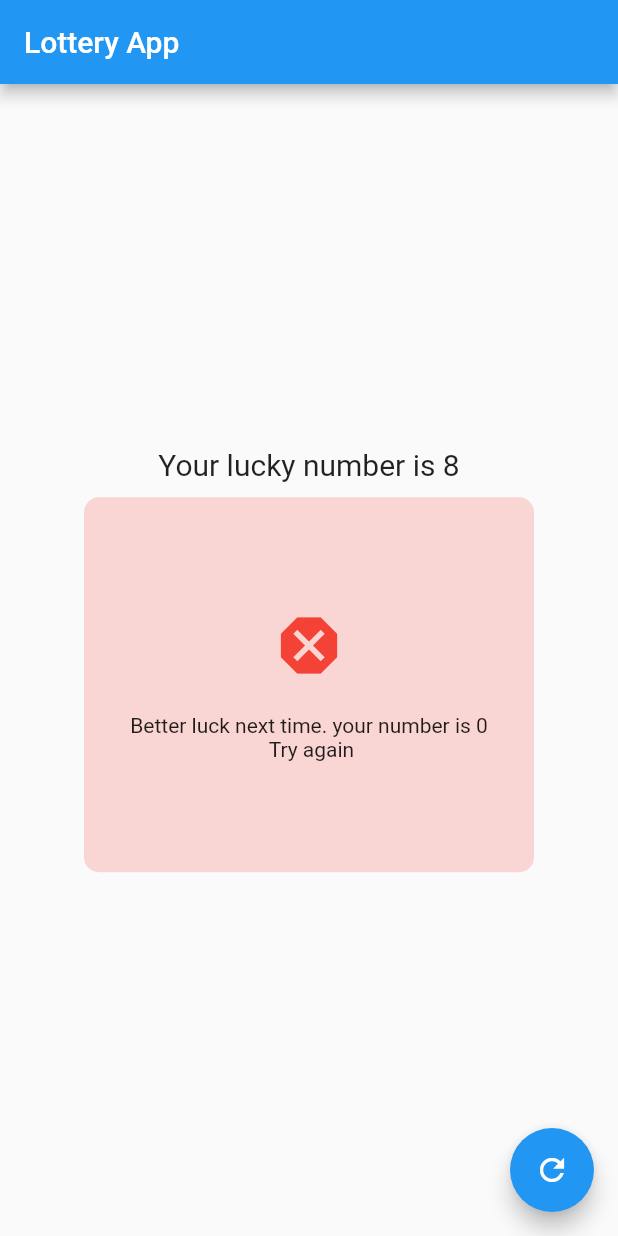
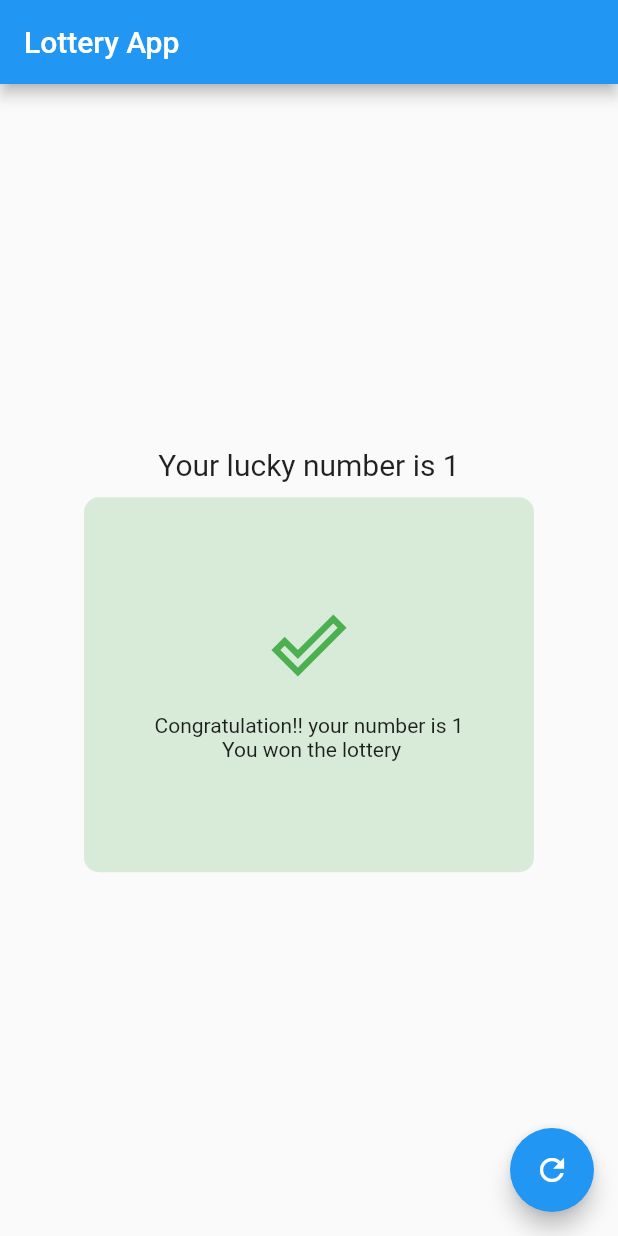
Before and after one commit to shafi21064/Lottery_app, a Flutter app: the screen it shows after launch, after a tap on the "refresh" icon, on a phone screen of 412 x 824 dp. Run offline on Flutter 3.47's test engine with Material 2 defaults, Android fonts, the phone set to English and light mode, and no system bars.

Commit message:
loterry app has been completed

```diff
--- a/lib/view/Screen/home.dart
+++ b/lib/view/Screen/home.dart
@@ -9,15 +9,13 @@ class HomeScreen extends StatefulWidget {
 }
 
 class _HomeScreenState extends State<HomeScreen> {
-
   int randomNumber = 0;
   Random random = Random();
 
-  void buttonWork(){
-    randomNumber = random.nextInt(10);
-    setState(() {
-
-    });
+  void buttonWork() {
+    randomNumber = random.nextInt(3);
+    print(randomNumber);
+    setState(() {});
   }
 
   @override
@@ -32,7 +30,7 @@ class _HomeScreenState extends State<HomeScreen> {
               mainAxisAlignment: MainAxisAlignment.center,
               children: [
                 const Text(
-              'Your lucky number is 8',
+                  'Your lucky number is 1',
                   style: TextStyle(fontSize: 20),
                 ),
                 const SizedBox(
@@ -42,10 +40,26 @@ class _HomeScreenState extends State<HomeScreen> {
                   height: 250,
                   width: 300,
                   decoration: BoxDecoration(
-                  color: Colors.red.withOpacity(.2),
+                      color: randomNumber==1? Colors.green.withOpacity(.2):Colors.red.withOpacity(.2),
                       borderRadius: BorderRadius.circular(10)),
                   child: Center(
-                child: Column(
+                    child: randomNumber == 1? Column(
+                      mainAxisAlignment: MainAxisAlignment.center,
+                      children: [
+                        const Icon(
+                          Icons.done_outline_sharp,
+                          color: Colors.green,
+                          size: 50,
+                        ),
+                        const SizedBox(
+                          height: 20,
+                        ),
+                        Text(
+                          'Congratulation!! your number is $randomNumber\n You won the lottery',
+                          textAlign: TextAlign.center,
+                        )
+                      ],
+                    ):Column(
                       mainAxisAlignment: MainAxisAlignment.center,
                       children: [
                         const Icon(
```
Lines whose indentation alone changed are shown as unchanged.
